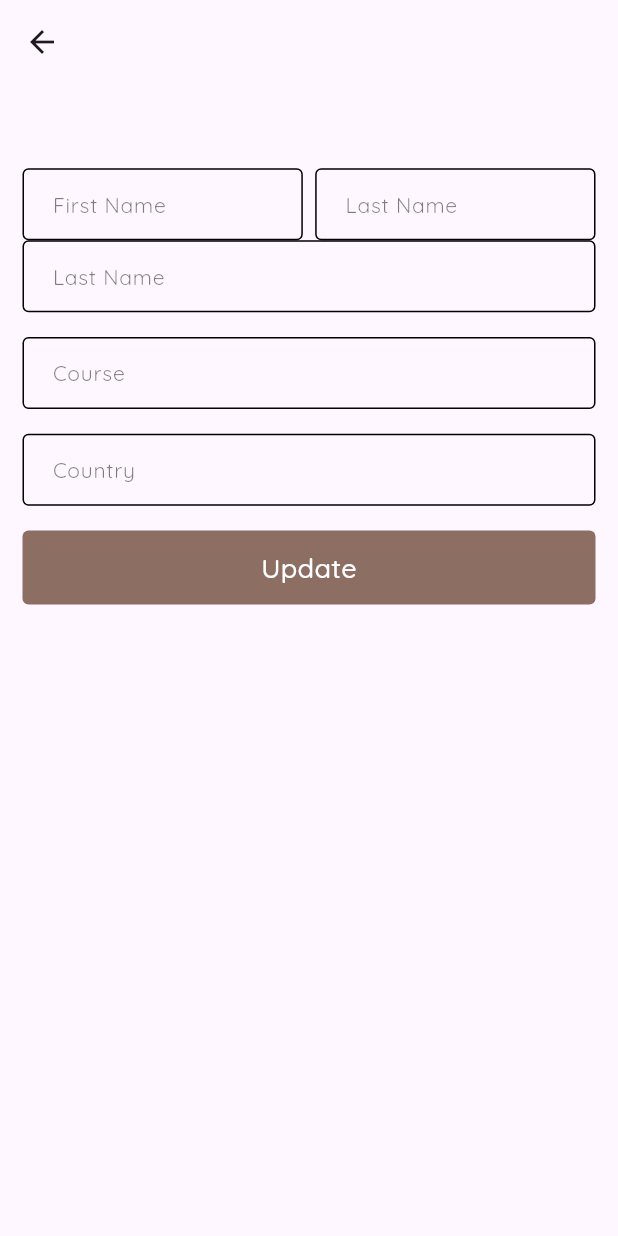
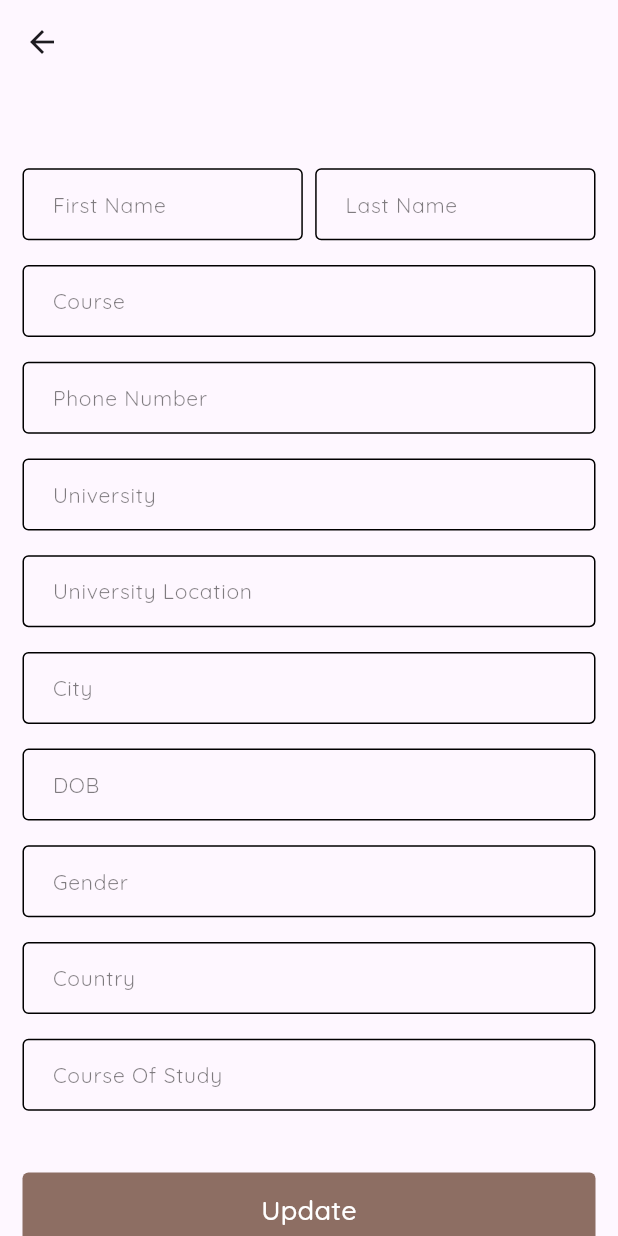
Before and after one commit to AbdulMoiz5702/paramount_students, a Flutter app: the UpdateUserProfile screen opened directly with empty values, on a phone screen of 412 x 824 dp. Run offline on Flutter 3.47's test engine with Material 3 defaults, Android fonts, the phone set to English and light mode, and no system bars; our stand-ins replace bloc, cached_network_image, connectivity_plus, curved_labeled_navigation_bar, equatable, flutter_bloc and 8 more; missing offline and left inert: otp_pin_field; accounts and stored records are empty; project files that could hold a hidden picture were left out.

Commit message:
user update done

```diff
--- a/lib/Repositories/Profile_repo/profile_repo.dart
+++ b/lib/Repositories/Profile_repo/profile_repo.dart
@@ -36,13 +36,17 @@ class ProfileRepo {
   static Future<UserUpdateModel> updateCurrentUser({required int id,required UserUpdateBody userUpdateBody,required BuildContext context}) async {
     try {
       final url = '${AppApis.updateCurrentUser}${id.toString()}';
-      return await httpApiService.post(
+      final response =  await httpApiService.put(
         url,
         headers: HeadersFormats.bearerTokenHeaders(token: CurrentUserSecrets.accessToken,),
         fromJson: UserUpdateModel.fromJson,
         body: userUpdateBody.toJson()
       );
-    } catch (error) {
+      if(response.statusCode == 200){
+        Navigator.pop(context);
+      }
+      return response;
+    } catch (error,s) {
       ExceptionHandler.handle(error, context);
       rethrow;
     }
@@ -79,7 +83,7 @@ class ProfileRepo {
       bloc.universityLocationController.text = user.userDetail?.universityLocation ?? '';
       bloc.cityController.text = user.userDetail?.city ?? '';
       bloc.dateOfBirthController.text = user.userDetail?.dateOfBirth ?? '';
-      bloc.genderController.text = user.userDetail?.dateOfBirth ?? '';
+      bloc.genderController.text = user.userDetail?.gender ?? '';
       bloc.countryController.text = user.userDetail?.country ?? '';
       bloc.courseOfStudyController.text = user.userDetail?.courseOfStudy ?? '';
     });
--- a/lib/core/helper_fuctions/helper_function.dart
+++ b/lib/core/helper_fuctions/helper_function.dart
@@ -33,7 +33,7 @@ class HelperFunctions {
     try {
       PermissionStatus status = await permission.request();
       if (status.isGranted) {
-        return true; // ✅ Permission granted
+        return true;
       } else if (status.isDenied) {
         debugPrint("⚠️ Permission denied. Retrying...");
         return await _retryPermission(permission, context);
@@ -83,7 +83,7 @@ class HelperFunctions {
     if (imageUrl.startsWith('http')) {
       return imageUrl;
     }
-    const String baseUrl = '${AppApis.domainUrl}/user_img';
+    const String baseUrl = '${AppApis.domainUrl}/storage/user_img';
     return '$baseUrl/$userId/$imageUrl';
   }
 
--- a/lib/core/services/Network_services/app_apis.dart
+++ b/lib/core/services/Network_services/app_apis.dart
@@ -3,7 +3,7 @@
 class AppApis {
 
   // images path
-  static const String domainUrl = 'http://$_ip:8001/api';
+  static const String domainUrl = 'http://$_ip:8001';
   // Auth Apis
   static const String  _ip = '192.168.1.124';
   static const String _baseUrl = 'http://$_ip:8001/api';
--- a/lib/models/user_models/user_update_model.dart
+++ b/lib/models/user_models/user_update_model.dart
@@ -1,14 +1,15 @@
-
 
 class UserUpdateModel {
   final bool error;
   final int statusCode;
   final UserUpdateBody responseBody;
+
   UserUpdateModel({
     required this.error,
     required this.statusCode,
     required this.responseBody,
   });
+
   factory UserUpdateModel.fromJson(Map<String, dynamic> json) {
     return UserUpdateModel(
       error: json['error'] ?? false,
@@ -16,51 +17,50 @@ class UserUpdateModel {
       responseBody: UserUpdateBody.fromJson(json['responseBody']),
     );
   }
-
 }
 
 class UserUpdateBody {
-  String firstName;
-  String lastName;
-  String phoneNumber;
-  String universityName;
-  String universityLocation;
-  String city;
-  String dateOfBirth;
-  String gender;
-  String country;
-  String courseOfStudy;
+  String? firstName;
+  String? lastName;
+  String? phoneNumber;
+  String? universityName;
+  String? universityLocation;
+  String? city;
+  String? dateOfBirth;
+  String? gender;
+  String? country;
+  String? courseOfStudy;
 
   UserUpdateBody({
-    required this.firstName,
-    required this.lastName,
-    required this.phoneNumber,
-    required this.universityName,
-    required this.universityLocation,
-    required this.city,
-    required this.dateOfBirth,
-    required this.gender,
-    required this.country,
-    required this.courseOfStudy,
+    this.firstName,
+    this.lastName,
+    this.phoneNumber,
+    this.universityName,
+    this.universityLocation,
+    this.city,
+    this.dateOfBirth,
+    this.gender,
+    this.country,
+    this.courseOfStudy,
   });
 
-  // Convert from JSON
   factory UserUpdateBody.fromJson(Map<String, dynamic> json) {
+    final userDetail = json['user_detail'] ?? {};
+
     return UserUpdateBody(
       firstName: json["first_name"],
       lastName: json["last_name"],
       phoneNumber: json["phone_number"],
-      universityName: json["university_name"],
-      universityLocation: json["university_location"],
-      city: json["city"],
+      universityName: userDetail["university_name"],
+      universityLocation: userDetail["university_location"],
+      city: userDetail["city"],
       dateOfBirth: json["date_of_birth"],
       gender: json["gender"],
-      country: json["country"],
-      courseOfStudy: json["course_of_study"],
+      country: userDetail["country"],
+      courseOfStudy: userDetail["course_of_study"],
     );
   }
 
-  // Convert to JSON
   Map<String, dynamic> toJson() {
     return {
       "first_name": firstName,
--- a/lib/views/Porfile/Profile_Screen.dart
+++ b/lib/views/Porfile/Profile_Screen.dart
@@ -1,12 +1,14 @@
 import 'package:flutter/material.dart';
 import 'package:flutter_bloc/flutter_bloc.dart';
 import 'package:paramount_student/core/helper_fuctions/current_access_token.dart';
+import 'package:paramount_student/core/presentation/app_colors.dart';
 import 'package:paramount_student/views/common/custom_button.dart';
 import 'package:paramount_student/views/common/error_widgte.dart';
 import 'package:paramount_student/views/common/shimmer_widget.dart';
 import '../../bloc/Profile/profile_bloc.dart';
 import '../../bloc/Profile/profile_event.dart';
 import '../../bloc/Profile/profile_state.dart';
+import '../../core/routes/routes.dart';
 
 class ProfileScreen extends StatelessWidget {
   const ProfileScreen({super.key});
@@ -18,7 +20,12 @@ class ProfileScreen extends StatelessWidget {
       );
     });
     return Scaffold(
-      appBar: AppBar(title: Text("User Profile")),
+      appBar: AppBar(title: Text("User Profile"),actions: [
+        TapIcon(color: AppColor.purpleColor,size: 40,iconData: Icons.edit, onTap: (){
+          final data = context.read<ProfileBloc>().state;
+          Navigator.pushNamed(context, Routes.updateProfileScreen,arguments: {'data':data.user});
+        }),
+      ],),
       body: BlocBuilder<ProfileBloc, ProfileState>(
         builder: (context, state) {
           if (state.onGetUser == true) {
@@ -41,9 +48,7 @@ class ProfileScreen extends StatelessWidget {
                       if (state.image != null) {
                         return GestureDetector(
                           onTap: () {
-                            context.read<ProfileBloc>().add(
-                              PickUserProfilePic(context: context),
-                            );
+                            context.read<ProfileBloc>().add(PickUserProfilePic(context: context),);
                           },
                           child: CircleAvatar(
                             radius: 40,
--- a/lib/views/Porfile/Update_User_Profile.dart
+++ b/lib/views/Porfile/Update_User_Profile.dart
@@ -61,18 +61,43 @@ class _UpdateUserProfileState extends State<UpdateUserProfile> {
                   ),
                 ],
               ),
-              CustomTextField(controller: bloc.lastNameController, hintText: 'Last Name', validate: (value){
-                return FormValidators.validateNormalField(value, 'Last Name');
-              }),
               Sized(height: 0.02,),
               CustomTextField(controller: bloc.courseOfStudyController, hintText: 'Course', validate: (value){
                 return FormValidators.validateNormalField(value, 'Course');
               }),
               Sized(height: 0.02,),
-              CustomTextField(controller: bloc.countryController, hintText: 'Country', validate: (value){
+              CustomTextField(controller: bloc.phoneNumberController, hintText: 'Phone Number', validate: (value){
+                return FormValidators.validatePhone('Phone Number');
+              }),
+              Sized(height: 0.02,),
+              CustomTextField(controller: bloc.universityNameController, hintText: 'University', validate: (value){
+                return FormValidators.validateNormalField(value, 'University');
+              }),
+              Sized(height: 0.02,),
+              CustomTextField(controller: bloc.universityLocationController, hintText: 'University Location', validate: (value){
+                return FormValidators.validateNormalField(value, 'University');
+              }),
+              Sized(height: 0.02,),
+              CustomTextField(controller: bloc.cityController, hintText: 'City', validate: (value){
+                return FormValidators.validateNormalField(value, 'City');
+              }),
+              Sized(height: 0.02,),
+              CustomTextField(controller: bloc.countryController, hintText: 'DOB', validate: (value){
+                return FormValidators.validateNormalField(value, 'DOB');
+              }),
+              Sized(height: 0.02,),
+              CustomTextField(controller: bloc.genderController, hintText: 'Gender', validate: (value){
+                return FormValidators.validateNormalField(value, 'Gender');
+              }),
+              Sized(height: 0.02,),
+              CustomTextField(controller: bloc.dateOfBirthController, hintText: 'Country', validate: (value){
                 return FormValidators.validateNormalField(value, 'Country');
               }),
               Sized(height: 0.02,),
+              CustomTextField(controller: bloc.courseOfStudyController, hintText: 'Course Of Study', validate: (value){
+                return FormValidators.validateNormalField(value, 'Course Of Study');
+              }),
+              Sized(height: 0.05,),
               BlocBuilder<ProfileBloc,ProfileState>(
                 buildWhen: (pre,current) => pre.isUserUpdate != current.isUserUpdate,
                   builder: (context ,state){
```
Also changed, not shown: lib/bloc/Profile/profile_bloc.dart (+67 -26 lines).
